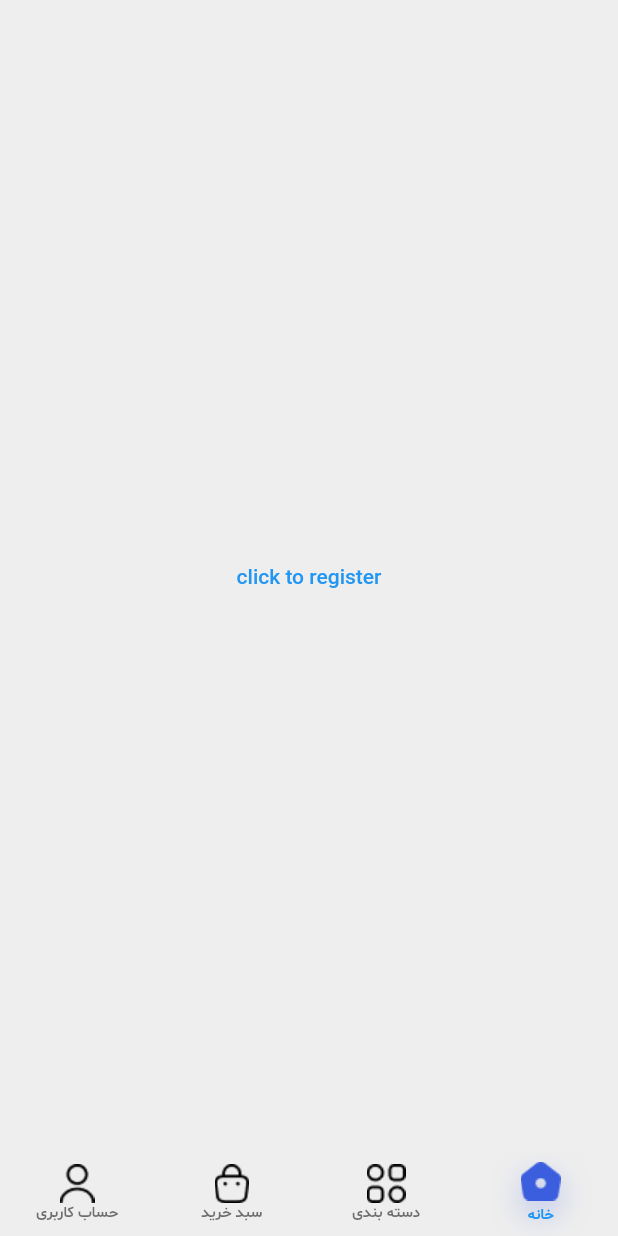
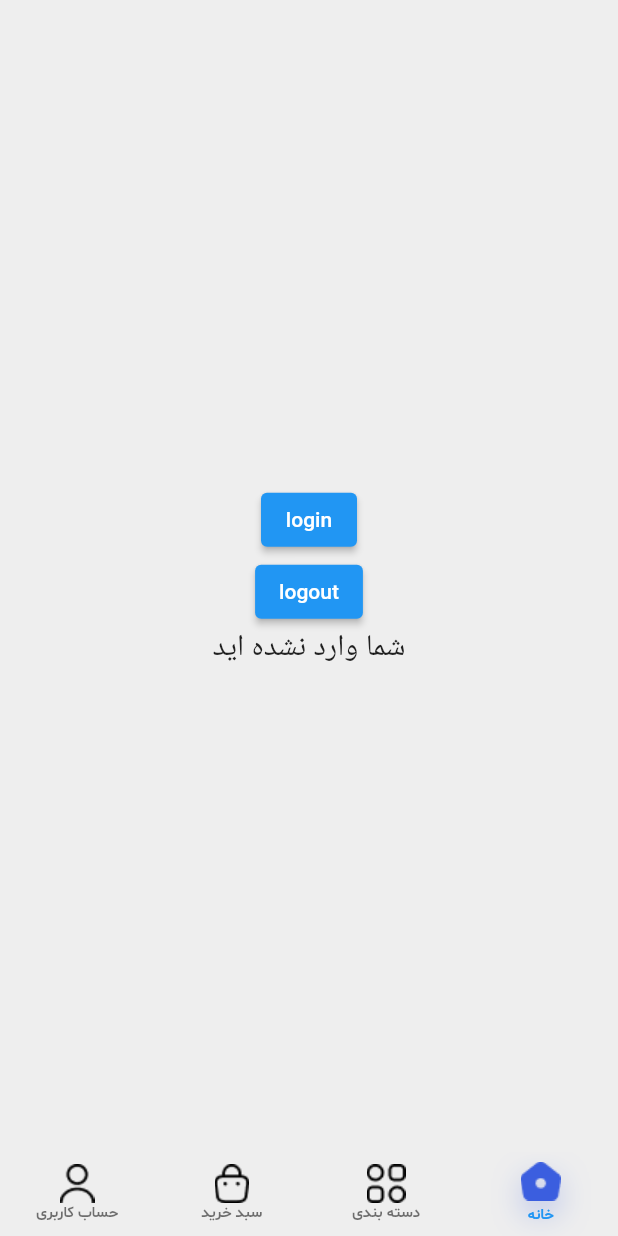
Before and after one commit to morteza313/shop_project, a Flutter app: the screen it shows after launch, on a phone screen of 412 x 824 dp. Run offline on Flutter 3.47's test engine with Material 2 defaults, Android fonts, the phone set to English and light mode, and no system bars; our stand-ins replace dartz, dio, dotted_line, get_it, shared_preferences and 1 more; missing offline and left inert: dart:ffi.

Commit message:
create AuthManager file for Athentication

```diff
--- a/lib/data/repository/authentication_repository.dart
+++ b/lib/data/repository/authentication_repository.dart
@@ -1,7 +1,9 @@
 import 'package:apple_shop/data/dataource/athentication_datasource.dart';
 import 'package:apple_shop/di/di.dart';
 import 'package:apple_shop/util/api_ecxception.dart';
+import 'package:apple_shop/util/auth_manager.dart';
 import 'package:dartz/dartz.dart';
+import 'package:shared_preferences/shared_preferences.dart';
 
 abstract class IAuthRepository {
   Future<Either<String, String>> register(
@@ -15,6 +17,7 @@ abstract class IAuthRepository {
 
 class AthenticationRepository implements IAuthRepository {
   final IAthenticationDatasource _datasourse = locator.get();
+  final SharedPreferences _sharedPref = locator.get();
 
   @override
   Future<Either<String, String>> register(
@@ -32,6 +35,7 @@ class AthenticationRepository implements IAuthRepository {
     try {
       String token = await _datasourse.login(identity, password);
       if (token.isNotEmpty) {
+        AuthManager.saveToken(token);
         return right('شما وارد شدید');
       } else {
         return left('خطایی در ورود پیش آمده');
--- a/lib/di/di.dart
+++ b/lib/di/di.dart
@@ -2,12 +2,16 @@ import 'package:apple_shop/data/dataource/athentication_datasource.dart';
 import 'package:apple_shop/data/repository/authentication_repository.dart';
 import 'package:dio/dio.dart';
 import 'package:get_it/get_it.dart';
+import 'package:shared_preferences/shared_preferences.dart';
 
 var locator = GetIt.instance;
 Future<void> getItInit() async {
+  //components
   locator.registerSingleton<Dio>(
       Dio(BaseOptions(baseUrl: 'http://startflutter.ir/api/')));
 
+  locator.registerSingleton<SharedPreferences>(
+      await SharedPreferences.getInstance());
 //datasources
   locator.registerLazySingleton<IAthenticationDatasource>(
       () => AthenticationRemote());
--- a/lib/main.dart
+++ b/lib/main.dart
@@ -8,9 +8,12 @@ import 'package:apple_shop/screens/category_screen.dart';
 import 'package:apple_shop/screens/home_screen.dart';
 
 import 'package:apple_shop/screens/profile_screen.dart';
+import 'package:apple_shop/util/auth_manager.dart';
 import 'package:flutter/material.dart';
+import 'package:shared_preferences/shared_preferences.dart';
 
 void main(List<String> args) async {
+  WidgetsFlutterBinding.ensureInitialized();
   await getItInit();
   runApp(MyApp());
 }
@@ -31,20 +34,40 @@ class _MyAppState extends State<MyApp> {
       home: Scaffold(
         backgroundColor: CustomColors.backgroundScreenColor,
         body: SafeArea(
-            child: Center(
-          child: TextButton(
-            onPressed: () async {
-              var either = await AthenticationRepository()
-                  .login('morteza000', '12345678');
-              either.fold((l) {
-                print(l);
-              }, (r) {
-                print(r);
-              });
-            },
-            child: Text('click to register'),
+          child: Center(
+            child: Column(
+              mainAxisSize: MainAxisSize.min,
+              children: [
+                ElevatedButton(
+                  onPressed: () async {
+                    var eithr = await AthenticationRepository()
+                        .login('morteza555', '123456789');
+                  },
+                  child: Text('login'),
+                ),
+                ElevatedButton(
+                  onPressed: () {
+                    AuthManager.logout();
+                  },
+                  child: Text('logout'),
+                ),
+                ValueListenableBuilder(
+                  valueListenable: AuthManager.authChangeNotifire,
+                  builder: (context, value, child) {
+                    if (value == null || value.isEmpty) {
+                      return Text(
+                        'شما وارد نشده اید',
+                        style: TextStyle(fontSize: 20),
+                      );
+                    } else {
+                      return Text('شما وارد شده اید');
+                    }
+                  },
+                )
+              ],
+            ),
           ),
-        )),
+        ),
         // IndexedStack(
         //   index: selectedBottomNavigationIndex,
         //   children: getScreen(),
--- /dev/null
+++ b/lib/util/auth_manager.dart
@@ -0,0 +1,28 @@
+import 'dart:ffi';
+
+import 'package:apple_shop/di/di.dart';
+import 'package:flutter/material.dart';
+import 'package:shared_preferences/shared_preferences.dart';
+
+class AuthManager {
+  static final ValueNotifier<String?> authChangeNotifire = ValueNotifier(null);
+  static final SharedPreferences _sharedPref = locator.get();
+  static void saveToken(String token) async {
+    _sharedPref.setString('access_token', token);
+    authChangeNotifire.value = token;
+  }
+
+  static String radAuth() {
+    return _sharedPref.getString('access_token') ?? '';
+  }
+
+  static void logout() {
+    _sharedPref.clear();
+    authChangeNotifire.value = null;
+  }
+
+  static bool isLogedin() {
+    String token = radAuth();
+    return token.isNotEmpty;
+  }
+}
--- a/pubspec.yaml
+++ b/pubspec.yaml
@@ -35,6 +35,7 @@ dependencies:
   dartz: ^0.10.1
   dio: ^5.3.2
   get_it: ^7.6.4
+  shared_preferences: ^2.2.1
 
   # The following adds the Cupertino Icons font to your application.
   # Use with the CupertinoIcons class for iOS style icons.
```
Also changed, not shown: pubspec.lock, 2 other files.
